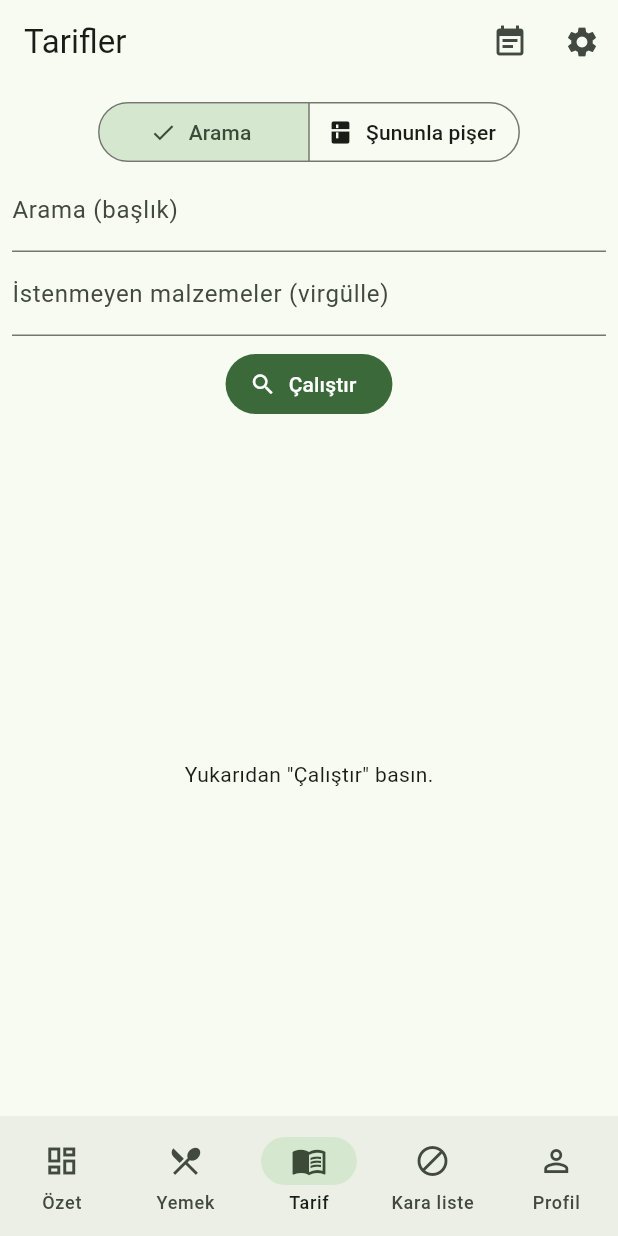
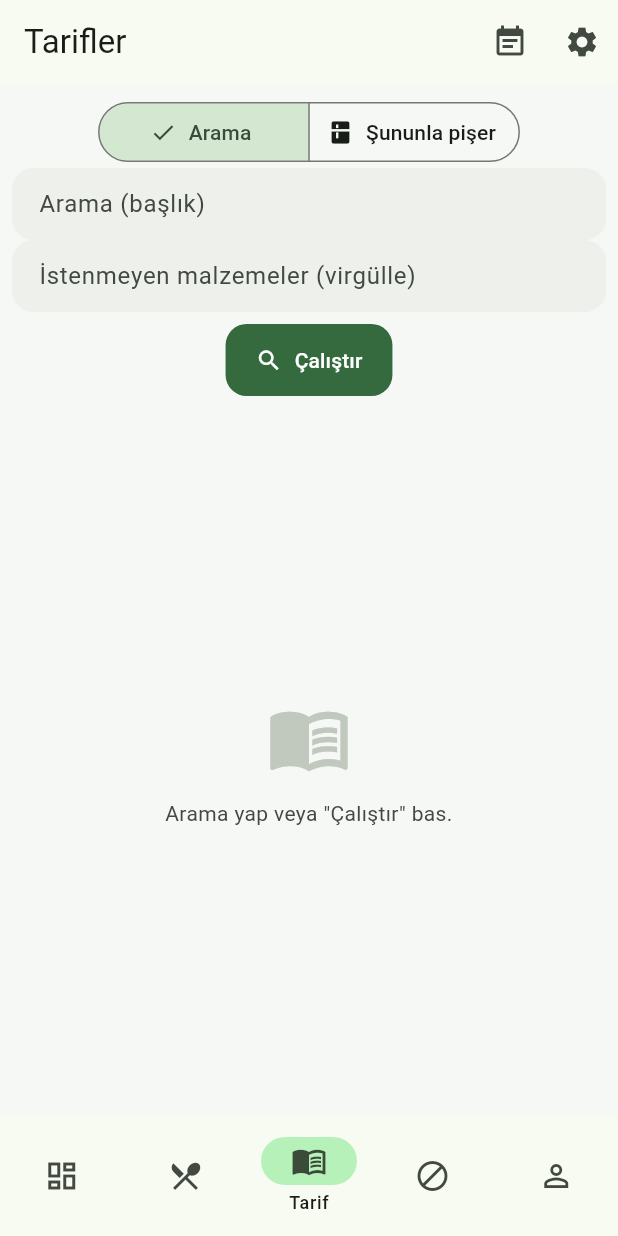
Before and after one commit to gkhnelbstn/fitness-calorie-app, a Flutter app: the screen it shows after launch, item 3 of the bottom bar chosen, on a phone screen of 412 x 824 dp. Run offline on Flutter 3.47's test engine with Material 3 defaults, Android fonts, the phone set to English and light mode, and no system bars; our stand-ins replace shared_preferences; network calls fail.

Commit message:
feat(web): Flutter UI cilası — tema + ortak widget'lar + ekran tasarımı
- lib/theme.dart: Material 3, yeşil seed, yuvarlak kartlar, yumuşak input/buton,
  açık/koyu tema (system).
- lib/widgets/common.dart: SectionCard, StatChip, KcalRing (kalori halkası),
  MacroBar, LoadingView, EmptyState, ErrorBanner.
- Özet ekranı: kalori ilerleme halkası + makro çubukları + şık öneri kartı
  (stat chip'leri, antrenman planı, öğün önerisi chip'leri, sorumluluk reddi).
- Yemekler: avatar + öğün chip'i + kcal rozeti kartları; boş/hata/yükleniyor durumları.
- Tarifler & Kara liste: tutarlı boş/hata/yükleniyor görünümleri.
- main.dart: AppTheme uygulandı, debug banner kapalı.

Not: flutter analyze 0 error (5 kozmetik info). Backend değişmedi.

Co-Authored-By: Claude Opus 4.7 (1M context) <noreply@anthropic.com>

```diff
--- a/apps/client_flutter/lib/main.dart
+++ b/apps/client_flutter/lib/main.dart
@@ -2,6 +2,7 @@ import 'package:flutter/material.dart';
 
 import 'api.dart';
 import 'config.dart';
+import 'theme.dart';
 import 'screens/blacklist_screen.dart';
 import 'screens/home_screen.dart';
 import 'screens/meal_plan_screen.dart';
@@ -44,10 +45,10 @@ class _FitnessAppState extends State<FitnessApp> {
   Widget build(BuildContext context) {
     return MaterialApp(
       title: 'Beslenme & Fitness',
-      theme: ThemeData(
-        colorScheme: ColorScheme.fromSeed(seedColor: Colors.green),
-        useMaterial3: true,
-      ),
+      debugShowCheckedModeBanner: false,
+      theme: AppTheme.light(),
+      darkTheme: AppTheme.dark(),
+      themeMode: ThemeMode.system,
       home: RootScaffold(api: api, onSettingsChanged: _reload),
     );
   }
--- a/apps/client_flutter/lib/screens/recipes_screen.dart
+++ b/apps/client_flutter/lib/screens/recipes_screen.dart
@@ -1,6 +1,7 @@
 import 'package:flutter/material.dart';
 
 import '../api.dart';
+import '../widgets/common.dart';
 
 class RecipesScreen extends StatefulWidget {
   final ApiClient api;
@@ -122,13 +123,19 @@ class _RecipesScreenState extends State<RecipesScreen> {
         child: FutureBuilder<List<dynamic>>(
           future: _result,
           builder: (c, s) {
-            if (_result == null) return const Center(child: Text('Yukarıdan "Çalıştır" basın.'));
-            if (s.connectionState != ConnectionState.done) return const Center(child: CircularProgressIndicator());
-            if (s.hasError) return Center(child: Text('Hata: ${s.error}'));
+            if (_result == null) {
+              return const EmptyState(icon: Icons.menu_book_outlined, message: 'Arama yap veya "Çalıştır" bas.');
+            }
+            if (s.connectionState != ConnectionState.done) return const LoadingView();
+            if (s.hasError) {
+              return ListView(padding: const EdgeInsets.all(12), children: [ErrorBanner(s.error)]);
+            }
             final data = s.data ?? [];
-            if (data.isEmpty) return const Center(child: Text('Sonuç yok.'));
+            if (data.isEmpty) {
+              return const EmptyState(icon: Icons.search_off, message: 'Sonuç yok.');
+            }
             return ListView(
-              padding: const EdgeInsets.all(8),
+              padding: const EdgeInsets.fromLTRB(8, 0, 8, 24),
               children: [for (final r in data) _recipeCard(r as Map)],
             );
           },
--- /dev/null
+++ b/apps/client_flutter/lib/theme.dart
@@ -0,0 +1,58 @@
+import 'package:flutter/material.dart';
+
+/// Uygulama teması — sağlıklı yaşam estetiği, yeşil accent, yumuşak kartlar.
+class AppTheme {
+  static const seed = Color(0xFF16A34A); // yeşil
+
+  static ThemeData light() => _build(Brightness.light);
+  static ThemeData dark() => _build(Brightness.dark);
+
+  static ThemeData _build(Brightness b) {
+    final scheme = ColorScheme.fromSeed(seedColor: seed, brightness: b);
+    return ThemeData(
+      colorScheme: scheme,
+      useMaterial3: true,
+      scaffoldBackgroundColor: b == Brightness.light
+          ? const Color(0xFFF6F8F6)
+          : scheme.surface,
+      cardTheme: CardThemeData(
+        elevation: 0,
+        clipBehavior: Clip.antiAlias,
+        shape: RoundedRectangleBorder(borderRadius: BorderRadius.circular(20)),
+        color: scheme.surface,
+        margin: const EdgeInsets.symmetric(vertical: 6),
+      ),
+      appBarTheme: AppBarTheme(
+        centerTitle: false,
+        backgroundColor: scheme.surface,
+        surfaceTintColor: Colors.transparent,
+        elevation: 0,
+        scrolledUnderElevation: 1,
+      ),
+      inputDecorationTheme: InputDecorationTheme(
+        filled: true,
+        fillColor: scheme.surfaceContainerHighest.withValues(alpha: 0.4),
+        border: OutlineInputBorder(
+          borderRadius: BorderRadius.circular(14),
+          borderSide: BorderSide.none,
+        ),
+        contentPadding: const EdgeInsets.symmetric(horizontal: 14, vertical: 12),
+      ),
+      filledButtonTheme: FilledButtonThemeData(
+        style: FilledButton.styleFrom(
+          shape: RoundedRectangleBorder(borderRadius: BorderRadius.circular(14)),
+          padding: const EdgeInsets.symmetric(horizontal: 20, vertical: 14),
+        ),
+      ),
+      chipTheme: ChipThemeData(
+        shape: RoundedRectangleBorder(borderRadius: BorderRadius.circular(12)),
+        side: BorderSide.none,
+      ),
+      navigationBarTheme: NavigationBarThemeData(
+        backgroundColor: scheme.surface,
+        indicatorColor: scheme.primaryContainer,
+        labelBehavior: NavigationDestinationLabelBehavior.onlyShowSelected,
+      ),
+    );
+  }
+}
```
Also changed, not shown: apps/client_flutter/lib/screens/blacklist_screen.dart (+8 -3 lines), apps/client_flutter/lib/screens/home_screen.dart (+111 -92 lines), apps/client_flutter/lib/screens/meals_screen.dart (+78 -14 lines), apps/client_flutter/lib/widgets/common.dart (added, +208 -0 lines).
